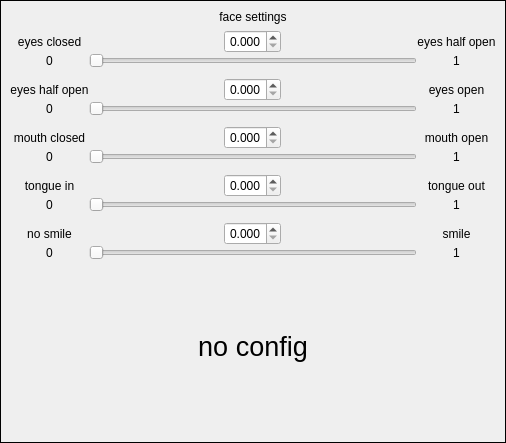
This is src/ui/settings-dialog/FaceSettingsWidget.ui in ashmanix/ashmanix-moveface-obs-plugin as Qt 5 draws it before an edit. The edited form follows.
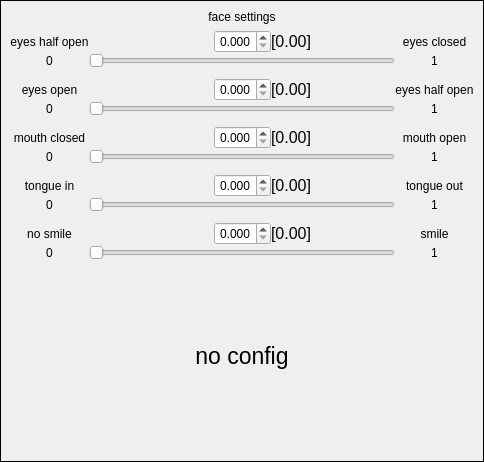
This is the edited form. Custom widgets are drawn as their Qt base class.

Commit message: Added live tracking display on settings dialog

```diff
--- a/src/ui/settings-dialog/FaceSettingsWidget.ui
+++ b/src/ui/settings-dialog/FaceSettingsWidget.ui
@@ -6,8 +6,8 @@
    <rect>
     <x>0</x>
     <y>0</y>
-    <width>506</width>
-    <height>443</height>
+    <width>484</width>
+    <height>462</height>
    </rect>
   </property>
   <property name="windowTitle">
@@ -73,8 +73,8 @@
           <rect>
            <x>0</x>
            <y>0</y>
-           <width>480</width>
-           <height>373</height>
+           <width>458</width>
+           <height>392</height>
           </rect>
          </property>
          <layout class="QVBoxLayout" name="verticalLayout_2">
@@ -95,7 +95,7 @@
           </property>
           <item>
            <widget class="QWidget" name="faceConfigWidget" native="true">
-            <layout class="QGridLayout" name="gridLayout_2" columnminimumwidth="30,60,30">
+            <layout class="QGridLayout" name="gridLayout_2">
              <property name="leftMargin">
               <number>0</number>
              </property>
@@ -111,118 +111,126 @@
              <property name="spacing">
               <number>0</number>
              </property>
-             <item row="4" column="1">
-              <layout class="QHBoxLayout" name="horizontalLayout_2">
-               <property name="spacing">
-                <number>0</number>
+             <item row="10" column="0">
+              <widget class="QLabel" name="tongueInControlLabel">
+               <property name="text">
+                <string>tongue in</string>
                </property>
-               <item>
-                <widget class="QDoubleSpinBox" name="eyesOpenSpinBox">
-                 <property name="sizePolicy">
-                  <sizepolicy hsizetype="Fixed" vsizetype="Fixed">
-                   <horstretch>0</horstretch>
-                   <verstretch>0</verstretch>
-                  </sizepolicy>
-                 </property>
-                 <property name="alignment">
-                  <set>Qt::AlignCenter</set>
-                 </property>
-                 <property name="decimals">
-                  <number>3</number>
-                 </property>
-                 <property name="maximum">
-                  <double>1.000000000000000</double>
-                 </property>
-                 <property name="singleStep">
-                  <double>0.001000000000000</double>
-                 </property>
-                </widget>
-               </item>
-              </layout>
+               <property name="alignment">
+                <set>Qt::AlignCenter</set>
+               </property>
+              </widget>
              </item>
-             <item row="13" column="1">
-              <layout class="QHBoxLayout" name="horizontalLayout_6">
-               <item>
-                <widget class="QDoubleSpinBox" name="smileSpinBox">
-                 <property name="sizePolicy">
-                  <sizepolicy hsizetype="Fixed" vsizetype="Fixed">
-                   <horstretch>0</horstretch>
-                   <verstretch>0</verstretch>
-                  </sizepolicy>
-                 </property>
-                 <property name="alignment">
-                  <set>Qt::AlignCenter</set>
-                 </property>
-                 <property name="decimals">
-                  <number>3</number>
-                 </property>
-                 <property name="maximum">
-                  <double>1.000000000000000</double>
-                 </property>
-                 <property name="singleStep">
-                  <double>0.001000000000000</double>
-                 </property>
-                </widget>
-               </item>
-              </layout>
+             <item row="8" column="0">
+              <widget class="QLabel" name="mouthClosedZeroLabel">
+               <property name="text">
+                <string>0</string>
+               </property>
+               <property name="alignment">
+                <set>Qt::AlignCenter</set>
+               </property>
+              </widget>
              </item>
-             <item row="7" column="1">
-              <layout class="QHBoxLayout" name="horizontalLayout_3">
-               <item>
-                <widget class="QDoubleSpinBox" name="mouthOpenSpinBox">
-                 <property name="sizePolicy">
-                  <sizepolicy hsizetype="Fixed" vsizetype="Fixed">
-                   <horstretch>0</horstretch>
-                   <verstretch>0</verstretch>
-                  </sizepolicy>
-                 </property>
-                 <property name="alignment">
-                  <set>Qt::AlignCenter</set>
-                 </property>
-                 <property name="decimals">
-                  <number>3</number>
-                 </property>
-                 <property name="maximum">
-                  <double>1.000000000000000</double>
-                 </property>
-                 <property name="singleStep">
-                  <double>0.001000000000000</double>
-                 </property>
-                </widget>
-               </item>
-              </layout>
+             <item row="5" column="1">
+              <widget class="BlendshapeSlider" name="eyesOpenSlider">
+               <property name="maximum">
+                <number>1000</number>
+               </property>
+               <property name="orientation">
+                <enum>Qt::Horizontal</enum>
+               </property>
+               <property name="invertedAppearance">
+                <bool>false</bool>
+               </property>
+               <property name="tickPosition">
+                <enum>QSlider::NoTicks</enum>
+               </property>
+              </widget>
              </item>
-             <item row="10" column="1">
-              <layout class="QHBoxLayout" name="horizontalLayout_5">
-               <item>
-                <widget class="QDoubleSpinBox" name="tongueOutSpinBox">
-                 <property name="sizePolicy">
-                  <sizepolicy hsizetype="Fixed" vsizetype="Fixed">
-                   <horstretch>0</horstretch>
-                   <verstretch>0</verstretch>
-                  </sizepolicy>
-                 </property>
-                 <property name="alignment">
-                  <set>Qt::AlignCenter</set>
-                 </property>
-                 <property name="decimals">
-                  <number>3</number>
-                 </property>
-                 <property name="maximum">
-                  <double>1.000000000000000</double>
-                 </property>
-                 <property name="singleStep">
-                  <double>0.001000000000000</double>
-                 </property>
-                </widget>
-               </item>
-              </layout>
+             <item row="11" column="1">
+              <widget class="BlendshapeSlider" name="tongueOutSlider">
+               <property name="maximum">
+                <number>1000</number>
+               </property>
+               <property name="orientation">
+                <enum>Qt::Horizontal</enum>
+               </property>
+              </widget>
+             </item>
+             <item row="7" column="0">
+              <widget class="QLabel" name="mouthClosedControlLabel">
+               <property name="text">
+                <string>mouth closed</string>
+               </property>
+               <property name="alignment">
+                <set>Qt::AlignCenter</set>
+               </property>
+              </widget>
+             </item>
+             <item row="11" column="0">
+              <widget class="QLabel" name="tongueInZeroLabel">
+               <property name="text">
+                <string>0</string>
+               </property>
+               <property name="alignment">
+                <set>Qt::AlignCenter</set>
+               </property>
+              </widget>
+             </item>
+             <item row="7" column="2">
+              <widget class="QLabel" name="mouthOpenControlLabel">
+               <property name="text">
+                <string>mouth open</string>
+               </property>
+               <property name="alignment">
+                <set>Qt::AlignCenter</set>
+               </property>
+              </widget>
+             </item>
+             <item row="8" column="1">
+              <widget class="BlendshapeSlider" name="mouthOpenSlider">
+               <property name="maximum">
+                <number>1000</number>
+               </property>
+               <property name="orientation">
+                <enum>Qt::Horizontal</enum>
+               </property>
+              </widget>
+             </item>
+             <item row="15" column="1">
+              <spacer name="verticalSpacer_2">
+               <property name="orientation">
+                <enum>Qt::Vertical</enum>
+               </property>
+               <property name="sizeType">
+                <enum>QSizePolicy::MinimumExpanding</enum>
+               </property>
+               <property name="sizeHint" stdset="0">
+                <size>
+                 <width>20</width>
+                 <height>3</height>
+                </size>
+               </property>
+              </spacer>
              </item>
              <item row="0" column="1">
-              <layout class="QHBoxLayout" name="horizontalLayout">
+              <layout class="QHBoxLayout" name="horizontalLayout" stretch="1,1,1">
                <property name="topMargin">
                 <number>0</number>
                </property>
+               <item>
+                <spacer name="horizontalSpacer">
+                 <property name="orientation">
+                  <enum>Qt::Horizontal</enum>
+                 </property>
+                 <property name="sizeHint" stdset="0">
+                  <size>
+                   <width>40</width>
+                   <height>20</height>
+                  </size>
+                 </property>
+                </spacer>
+               </item>
                <item>
                 <widget class="QDoubleSpinBox" name="eyesHalfOpenSpinBox">
                  <property name="sizePolicy">
@@ -245,28 +253,49 @@
                  </property>
                 </widget>
                </item>
+               <item>
+                <layout class="QHBoxLayout" name="horizontalLayout_4" stretch="0,0">
+                 <property name="spacing">
+                  <number>0</number>
+                 </property>
+                 <property name="leftMargin">
+                  <number>0</number>
+                 </property>
+                 <item>
+                  <widget class="QLabel" name="eyesHalfOpenTrackingLabel">
+                   <property name="font">
+                    <font>
+                     <pointsize>12</pointsize>
+                    </font>
+                   </property>
+                   <property name="text">
+                    <string>[0.00]</string>
+                   </property>
+                   <property name="textFormat">
+                    <enum>Qt::RichText</enum>
+                   </property>
+                   <property name="margin">
+                    <number>4</number>
+                   </property>
+                  </widget>
+                 </item>
+                 <item>
+                  <spacer name="horizontalSpacer_10">
+                   <property name="orientation">
+                    <enum>Qt::Horizontal</enum>
+                   </property>
+                   <property name="sizeHint" stdset="0">
+                    <size>
+                     <width>40</width>
+                     <height>20</height>
+                    </size>
+                   </property>
+                  </spacer>
+                 </item>
+                </layout>
+               </item>
               </layout>
              </item>
-             <item row="0" column="2">
-              <widget class="QLabel" name="eyesHalfOpenControlLabel">
-               <property name="text">
-                <string>eyes half open</string>
-               </property>
-               <property name="alignment">
-                <set>Qt::AlignCenter</set>
-               </property>
-              </widget>
-             </item>
-             <item row="4" column="2">
-              <widget class="QLabel" name="eyesOpenControlLabel">
-               <property name="text">
-                <string>eyes open</string>
-               </property>
-               <property name="alignment">
-                <set>Qt::AlignCenter</set>
-               </property>
-              </widget>
-             </item>
              <item row="2" column="2">
               <widget class="QLabel" name="eyesHalfOpenMaxLabel">
                <property name="text">
@@ -287,6 +316,36 @@
                </property>
               </widget>
              </item>
+             <item row="10" column="2">
+              <widget class="QLabel" name="tongueOutControlLabel">
+               <property name="text">
+                <string>tongue out</string>
+               </property>
+               <property name="alignment">
+                <set>Qt::AlignCenter</set>
+               </property>
+              </widget>
+             </item>
+             <item row="5" column="2">
+              <widget class="QLabel" name="eyesOpenMaxLabel">
+               <property name="text">
+                <string>1</string>
+               </property>
+               <property name="alignment">
+                <set>Qt::AlignCenter</set>
+               </property>
+              </widget>
+             </item>
+             <item row="5" column="0">
+              <widget class="QLabel" name="eyesOpenMinLabel">
+               <property name="text">
+                <string>0</string>
+               </property>
+               <property name="alignment">
+                <set>Qt::AlignCenter</set>
+               </property>
+              </widget>
+             </item>
              <item row="3" column="1">
               <spacer name="verticalSpacer_3">
                <property name="orientation">
@@ -303,16 +362,370 @@
                </property>
               </spacer>
              </item>
-             <item row="13" column="0">
-              <widget class="QLabel" name="noSmileControlLabel">
+             <item row="10" column="1">
+              <layout class="QHBoxLayout" name="horizontalLayout_5" stretch="1,1,1">
+               <item>
+                <spacer name="horizontalSpacer_4">
+                 <property name="orientation">
+                  <enum>Qt::Horizontal</enum>
+                 </property>
+                 <property name="sizeHint" stdset="0">
+                  <size>
+                   <width>40</width>
+                   <height>20</height>
+                  </size>
+                 </property>
+                </spacer>
+               </item>
+               <item>
+                <widget class="QDoubleSpinBox" name="tongueOutSpinBox">
+                 <property name="sizePolicy">
+                  <sizepolicy hsizetype="Fixed" vsizetype="Fixed">
+                   <horstretch>0</horstretch>
+                   <verstretch>0</verstretch>
+                  </sizepolicy>
+                 </property>
+                 <property name="alignment">
+                  <set>Qt::AlignCenter</set>
+                 </property>
+                 <property name="decimals">
+                  <number>3</number>
+                 </property>
+                 <property name="maximum">
+                  <double>1.000000000000000</double>
+                 </property>
+                 <property name="singleStep">
+                  <double>0.010000000000000</double>
+                 </property>
+                </widget>
+               </item>
+               <item>
+                <layout class="QHBoxLayout" name="horizontalLayout_9">
+                 <property name="spacing">
+                  <number>0</number>
+                 </property>
+                 <property name="rightMargin">
+                  <number>0</number>
+                 </property>
+                 <item>
+                  <widget class="QLabel" name="tongueOutTrackingLabel">
+                   <property name="font">
+                    <font>
+                     <pointsize>12</pointsize>
+                    </font>
+                   </property>
+                   <property name="text">
+                    <string>[0.00]</string>
+                   </property>
+                   <property name="margin">
+                    <number>4</number>
+                   </property>
+                  </widget>
+                 </item>
+                 <item>
+                  <spacer name="horizontalSpacer_7">
+                   <property name="orientation">
+                    <enum>Qt::Horizontal</enum>
+                   </property>
+                   <property name="sizeHint" stdset="0">
+                    <size>
+                     <width>40</width>
+                     <height>20</height>
+                    </size>
+                   </property>
+                  </spacer>
+                 </item>
+                </layout>
+               </item>
+              </layout>
+             </item>
+             <item row="13" column="1">
+              <layout class="QHBoxLayout" name="horizontalLayout_6" stretch="1,1,1">
+               <item>
+                <spacer name="horizontalSpacer_5">
+                 <property name="orientation">
+                  <enum>Qt::Horizontal</enum>
+                 </property>
+                 <property name="sizeHint" stdset="0">
+                  <size>
+                   <width>40</width>
+                   <height>20</height>
+                  </size>
+                 </property>
+                </spacer>
+               </item>
+               <item>
+                <widget class="QDoubleSpinBox" name="smileSpinBox">
+                 <property name="sizePolicy">
+                  <sizepolicy hsizetype="Fixed" vsizetype="Fixed">
+                   <horstretch>0</horstretch>
+                   <verstretch>0</verstretch>
+                  </sizepolicy>
+                 </property>
+                 <property name="alignment">
+                  <set>Qt::AlignCenter</set>
+                 </property>
+                 <property name="decimals">
+                  <number>3</number>
+                 </property>
+                 <property name="maximum">
+                  <double>1.000000000000000</double>
+                 </property>
+                 <property name="singleStep">
+                  <double>0.010000000000000</double>
+                 </property>
+                </widget>
+               </item>
+               <item>
+                <layout class="QHBoxLayout" name="horizontalLayout_10" stretch="0,0">
+                 <property name="spacing">
+                  <number>0</number>
+                 </property>
+                 <property name="rightMargin">
+                  <number>0</number>
+                 </property>
+                 <item>
+                  <widget class="QLabel" name="smileTrackingLabel">
+                   <property name="font">
+                    <font>
+                     <pointsize>12</pointsize>
+                    </font>
+                   </property>
+                   <property name="text">
+                    <string>[0.00]</string>
+                   </property>
+                   <property name="margin">
+                    <number>4</number>
+                   </property>
+                  </widget>
+                 </item>
+                 <item>
+                  <spacer name="horizontalSpacer_8">
+                   <property name="orientation">
+                    <enum>Qt::Horizontal</enum>
+                   </property>
+                   <property name="sizeHint" stdset="0">
+                    <size>
+                     <width>40</width>
+                     <height>20</height>
+                    </size>
+                   </property>
+                  </spacer>
+                 </item>
+                </layout>
+               </item>
+              </layout>
+             </item>
+             <item row="4" column="1">
+              <layout class="QHBoxLayout" name="horizontalLayout_2" stretch="1,1,1">
+               <property name="spacing">
+                <number>-1</number>
+               </property>
+               <item>
+                <spacer name="horizontalSpacer_2">
+                 <property name="orientation">
+                  <enum>Qt::Horizontal</enum>
+                 </property>
+                 <property name="sizeHint" stdset="0">
+                  <size>
+                   <width>40</width>
+                   <height>20</height>
+                  </size>
+                 </property>
+                </spacer>
+               </item>
+               <item>
+                <widget class="QDoubleSpinBox" name="eyesOpenSpinBox">
+                 <property name="sizePolicy">
+                  <sizepolicy hsizetype="Fixed" vsizetype="Fixed">
+                   <horstretch>0</horstretch>
+                   <verstretch>0</verstretch>
+                  </sizepolicy>
+                 </property>
+                 <property name="alignment">
+                  <set>Qt::AlignCenter</set>
+                 </property>
+                 <property name="decimals">
+                  <number>3</number>
+                 </property>
+                 <property name="maximum">
+                  <double>1.000000000000000</double>
+                 </property>
+                 <property name="singleStep">
+                  <double>0.010000000000000</double>
+                 </property>
+                </widget>
+               </item>
+               <item>
+                <layout class="QHBoxLayout" name="horizontalLayout_7" stretch="0,0">
+                 <property name="spacing">
+                  <number>0</number>
+                 </property>
+                 <property name="rightMargin">
+                  <number>0</number>
+                 </property>
+                 <item>
+                  <widget class="QLabel" name="eyesOpenTrackingLabel">
+                   <property name="font">
+                    <font>
+                     <pointsize>12</pointsize>
+                    </font>
+                   </property>
+                   <property name="text">
+                    <string>[0.00]</string>
+                   </property>
+                   <property name="margin">
+                    <number>4</number>
+                   </property>
+                  </widget>
+                 </item>
+                 <item>
+                  <spacer name="horizontalSpacer_9">
+                   <property name="orientation">
+                    <enum>Qt::Horizontal</enum>
+                   </property>
+                   <property name="sizeHint" stdset="0">
+                    <size>
+                     <width>40</width>
+                     <height>20</height>
+                    </size>
+                   </property>
+                  </spacer>
+                 </item>
+                </layout>
+               </item>
+              </layout>
+             </item>
+             <item row="7" column="1">
+              <layout class="QHBoxLayout" name="horizontalLayout_3" stretch="1,1,1">
+               <item>
+                <spacer name="horizontalSpacer_3">
+                 <property name="orientation">
+                  <enum>Qt::Horizontal</enum>
+                 </property>
+                 <property name="sizeHint" stdset="0">
+                  <size>
+                   <width>40</width>
+                   <height>20</height>
+                  </size>
+                 </property>
+                </spacer>
+               </item>
+               <item>
+                <widget class="QDoubleSpinBox" name="mouthOpenSpinBox">
+                 <property name="sizePolicy">
+                  <sizepolicy hsizetype="Fixed" vsizetype="Fixed">
+                   <horstretch>0</horstretch>
+                   <verstretch>0</verstretch>
+                  </sizepolicy>
+                 </property>
+                 <property name="alignment">
+                  <set>Qt::AlignCenter</set>
+                 </property>
+                 <property name="decimals">
+                  <number>3</number>
+                 </property>
+                 <property name="maximum">
+                  <double>1.000000000000000</double>
+                 </property>
+                 <property name="singleStep">
+                  <double>0.010000000000000</double>
+                 </property>
+                </widget>
+               </item>
+               <item>
+                <layout class="QHBoxLayout" name="horizontalLayout_8" stretch="0,0">
+                 <property name="spacing">
+                  <number>0</number>
+                 </property>
+                 <property name="rightMargin">
+                  <number>0</number>
+                 </property>
+                 <item>
+                  <widget class="QLabel" name="mouthOpenTrackingLabel">
+                   <property name="font">
+                    <font>
+                     <pointsize>12</pointsize>
+                    </font>
+                   </property>
+                   <property name="text">
+                    <string>[0.00]</string>
+                   </property>
+                   <property name="margin">
+                    <number>4</number>
+                   </property>
+                  </widget>
+                 </item>
+                 <item>
+                  <spacer name="horizontalSpacer_6">
+                   <property name="orientation">
+                    <enum>Qt::Horizontal</enum>
+                   </property>
+                   <property name="sizeHint" stdset="0">
+                    <size>
+                     <width>40</width>
+                     <height>20</height>
+                    </size>
+                   </property>
+                  </spacer>
+                 </item>
+                </layout>
+               </item>
+              </layout>
+             </item>
+             <item row="1" column="1">
+              <layout class="QVBoxLayout" name="verticalLayout_5"/>
+             </item>
+             <item row="4" column="0">
+              <widget class="QLabel" name="eyesOpenControlLabel">
                <property name="text">
-                <string>no smile</string>
+                <string>eyes open</string>
                </property>
                <property name="alignment">
                 <set>Qt::AlignCenter</set>
                </property>
               </widget>
              </item>
+             <item row="0" column="0">
+              <widget class="QLabel" name="eyesHalfOpenControlLabel">
+               <property name="text">
+                <string>eyes half open</string>
+               </property>
+               <property name="alignment">
+                <set>Qt::AlignCenter</set>
+               </property>
+              </widget>
+             </item>
+             <item row="0" column="2">
+              <widget class="QLabel" name="eyesClosedControlLabel">
+               <property name="text">
+                <string>eyes closed</string>
+               </property>
+               <property name="alignment">
+                <set>Qt::AlignCenter</set>
+               </property>
+              </widget>
+             </item>
+             <item row="13" column="2">
+              <widget class="QLabel" name="smileControlLabel">
+               <property name="text">
+                <string>smile</string>
+               </property>
+               <property name="alignment">
+                <set>Qt::AlignCenter</set>
+               </property>
+              </widget>
+             </item>
+             <item row="2" column="1">
+              <widget class="BlendshapeSlider" name="eyesHalfOpenSlider">
+               <property name="maximum">
+                <number>1000</number>
+               </property>
+               <property name="orientation">
+                <enum>Qt::Horizontal</enum>
+               </property>
+              </widget>
+             </item>
              <item row="14" column="2">
               <widget class="QLabel" name="smileOneLabel">
                <property name="text">
@@ -323,26 +736,6 @@
                </property>
               </widget>
              </item>
-             <item row="2" column="1">
-              <widget class="QSlider" name="eyesHalfOpenSlider">
-               <property name="maximum">
-                <number>1000</number>
-               </property>
-               <property name="orientation">
-                <enum>Qt::Horizontal</enum>
-               </property>
-              </widget>
-             </item>
-             <item row="14" column="1">
-              <widget class="QSlider" name="smileSlider">
-               <property name="maximum">
-                <number>1000</number>
-               </property>
-               <property name="orientation">
-                <enum>Qt::Horizontal</enum>
-               </property>
-              </widget>
-             </item>
              <item row="2" column="0">
               <widget class="QLabel" name="eyesHalfOpenMinLabel">
                <property name="text">
@@ -353,28 +746,28 @@
                </property>
               </widget>
              </item>
-             <item row="13" column="2">
-              <widget class="QLabel" name="smileControlLabel">
+             <item row="13" column="0">
+              <widget class="QLabel" name="noSmileControlLabel">
                <property name="text">
-                <string>smile</string>
+                <string>no smile</string>
                </property>
                <property name="alignment">
                 <set>Qt::AlignCenter</set>
                </property>
               </widget>
              </item>
-             <item row="0" column="0">
-              <widget class="QLabel" name="eyesClosedControlLabel">
-               <property name="text">
-                <string>eyes closed</string>
+             <item row="14" column="1">
+              <widget class="BlendshapeSlider" name="smileSlider">
+               <property name="maximum">
+                <number>1000</number>
                </property>
-               <property name="alignment">
-                <set>Qt::AlignCenter</set>
+               <property name="orientation">
+                <enum>Qt::Horizontal</enum>
                </property>
               </widget>
              </item>
-             <item row="12" column="1">
-              <spacer name="verticalSpacer_6">
+             <item row="6" column="1">
+              <spacer name="verticalSpacer_4">
                <property name="orientation">
                 <enum>Qt::Vertical</enum>
                </property>
@@ -415,8 +808,18 @@
                </property>
               </widget>
              </item>
-             <item row="6" column="1">
-              <spacer name="verticalSpacer_4">
+             <item row="4" column="2">
+              <widget class="QLabel" name="eyesHalfOpen2ControlLabel">
+               <property name="text">
+                <string>eyes half open</string>
+               </property>
+               <property name="alignment">
+                <set>Qt::AlignCenter</set>
+               </property>
+              </widget>
+             </item>
+             <item row="12" column="1">
+              <spacer name="verticalSpacer_6">
                <property name="orientation">
                 <enum>Qt::Vertical</enum>
                </property>
@@ -441,142 +844,6 @@
                </property>
               </widget>
              </item>
-             <item row="5" column="2">
-              <widget class="QLabel" name="eyesOpenMaxLabel">
-               <property name="text">
-                <string>1</string>
-               </property>
-               <property name="alignment">
-                <set>Qt::AlignCenter</set>
-               </property>
-              </widget>
-             </item>
-             <item row="5" column="0">
-              <widget class="QLabel" name="eyesOpenMinLabel">
-               <property name="text">
-                <string>0</string>
-               </property>
-               <property name="alignment">
-                <set>Qt::AlignCenter</set>
-               </property>
-              </widget>
-             </item>
-             <item row="10" column="2">
-              <widget class="QLabel" name="tongueOutControlLabel">
-               <property name="text">
-                <string>tongue out</string>
-               </property>
-               <property name="alignment">
-                <set>Qt::AlignCenter</set>
-               </property>
-              </widget>
-             </item>
-             <item row="7" column="0">
-              <widget class="QLabel" name="mouthClosedControlLabel">
-               <property name="text">
-                <string>mouth closed</string>
-               </property>
-               <property name="alignment">
-                <set>Qt::AlignCenter</set>
-               </property>
-              </widget>
-             </item>
-             <item row="8" column="0">
-              <widget class="QLabel" name="mouthClosedZeroLabel">
-               <property name="text">
-                <string>0</string>
-               </property>
-               <property name="alignment">
-                <set>Qt::AlignCenter</set>
-               </property>
-              </widget>
-             </item>
-             <item row="10" column="0">
-              <widget class="QLabel" name="tongueInControlLabel">
-               <property name="text">
-                <string>tongue in</string>
-               </property>
-               <property name="alignment">
-                <set>Qt::AlignCenter</set>
-               </property>
-              </widget>
-             </item>
-             <item row="11" column="1">
-              <widget class="QSlider" name="tongueOutSlider">
-               <property name="maximum">
-                <number>1000</number>
-               </property>
-               <property name="orientation">
-                <enum>Qt::Horizontal</enum>
-               </property>
-              </widget>
-             </item>
-             <item row="11" column="0">
-              <widget class="QLabel" name="tongueInZeroLabel">
-               <property name="text">
-                <string>0</string>
-               </property>
-               <property name="alignment">
-                <set>Qt::AlignCenter</set>
-               </property>
-              </widget>
-             </item>
-             <item row="4" column="0">
-              <widget class="QLabel" name="eyesHalfOpen2ControlLabel">
-               <property name="text">
-                <string>eyes half open</string>
-               </property>
-               <property name="alignment">
-                <set>Qt::AlignCenter</set>
-               </property>
-              </widget>
-             </item>
-             <item row="5" column="1">
-              <widget class="QSlider" name="eyesOpenSlider">
-               <property name="maximum">
-                <number>1000</number>
-               </property>
-               <property name="orientation">
-                <enum>Qt::Horizontal</enum>
-               </property>
-              </widget>
-             </item>
-             <item row="7" column="2">
-              <widget class="QLabel" name="mouthOpenControlLabel">
-               <property name="text">
-                <string>mouth open</string>
-               </property>
-               <property name="alignment">
-                <set>Qt::AlignCenter</set>
-               </property>
-              </widget>
-             </item>
-             <item row="8" column="1">
-              <widget class="QSlider" name="mouthOpenSlider">
-               <property name="maximum">
-                <number>1000</number>
-               </property>
-               <property name="orientation">
-                <enum>Qt::Horizontal</enum>
-               </property>
-              </widget>
-             </item>
-             <item row="15" column="1">
-              <spacer name="verticalSpacer_2">
-               <property name="orientation">
-                <enum>Qt::Vertical</enum>
-               </property>
-               <property name="sizeType">
-                <enum>QSizePolicy::MinimumExpanding</enum>
-               </property>
-               <property name="sizeHint" stdset="0">
-                <size>
-                 <width>20</width>
-                 <height>3</height>
-                </size>
-               </property>
-              </spacer>
-             </item>
             </layout>
            </widget>
           </item>
@@ -590,7 +857,7 @@
             </property>
             <property name="font">
              <font>
-              <pointsize>20</pointsize>
+              <pointsize>17</pointsize>
              </font>
             </property>
             <property name="text">
@@ -610,6 +877,13 @@
    </item>
   </layout>
  </widget>
+ <customwidgets>
+  <customwidget>
+   <class>BlendshapeSlider</class>
+   <extends>QSlider</extends>
+   <header>widgets/components/blendshape-slider.h</header>
+  </customwidget>
+ </customwidgets>
  <resources/>
  <connections/>
 </ui>
```
Left out of the diff: 2 changed lines with no effect on the pictures. The commit also changes 14 other files.
